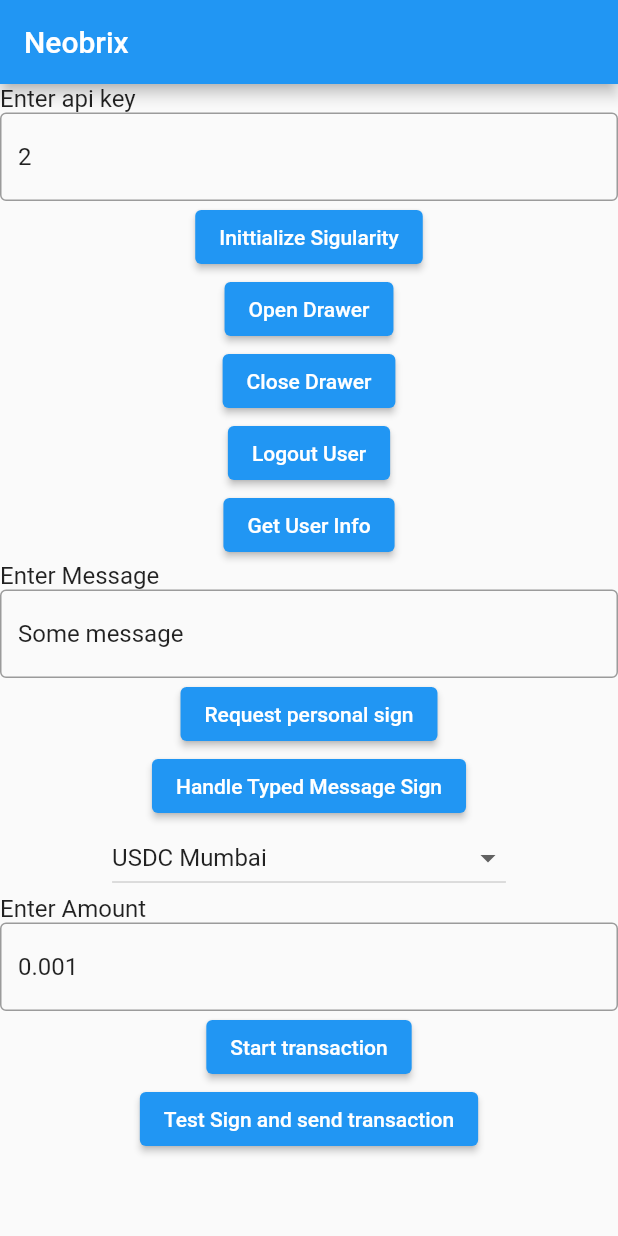
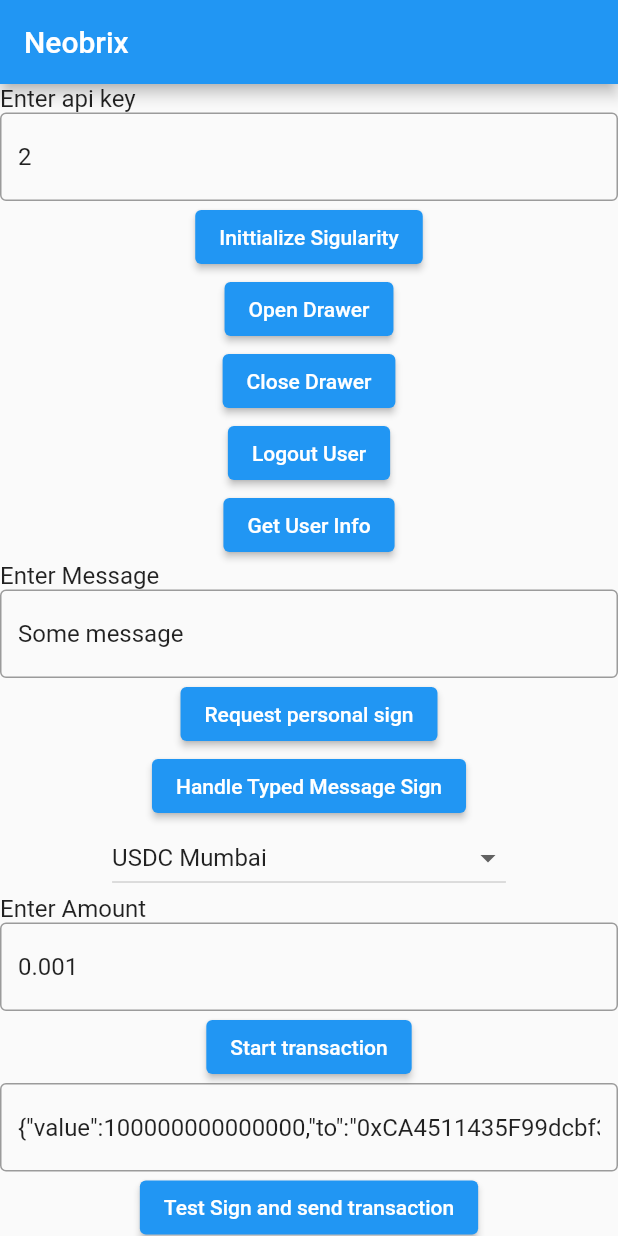
Before and after one commit to coinbrix/singularity-example, a Flutter app: the screen it shows after launch, after a tap on "Test Sign and send transaction", on a phone screen of 412 x 824 dp. Run offline on Flutter 3.47's test engine with Material 2 defaults, Android fonts, the phone set to English and light mode, and no system bars; our stand-ins replace fluttertoast, hex; missing offline and left inert: singularity_flutter.

Commit message:
verison bump

```diff
--- a/lib/main.dart
+++ b/lib/main.dart
@@ -24,6 +24,8 @@ class _MyAppState extends State<MyApp> implements SigularitySDKProtocol, Singula
   late TextEditingController _controller;
   late TextEditingController _personalMessageController;
   late TextEditingController _transactionAmountController;
+  late TextEditingController _signTransactionController;
+  late TextEditingController _signAndSendTransactionController;
 
   String selectedValue = '800011'; // Store the selected value here
 
@@ -34,9 +36,13 @@ class _MyAppState extends State<MyApp> implements SigularitySDKProtocol, Singula
     _controller = TextEditingController();
     _personalMessageController = TextEditingController();
     _transactionAmountController = TextEditingController();
+    _signTransactionController = TextEditingController();
+    _signAndSendTransactionController = TextEditingController();
     _controller.text = "2";
     _personalMessageController.text = "Some message";
     _transactionAmountController.text = "0.001";
+    _signTransactionController.text = '{"value":100000000000000,"to":"0xCA4511435F99dcbf3Ab7cba04C8A16721eB7b894"}';
+    _signAndSendTransactionController.text = '{"value":100000000000000,"to":"0xCA4511435F99dcbf3Ab7cba04C8A16721eB7b894"}';
 
     /// initalize variable of SingularityFlutter
     _gamepay = SingularityFlutter(this);
@@ -47,6 +53,8 @@ class _MyAppState extends State<MyApp> implements SigularitySDKProtocol, Singula
     _controller.dispose();
     _personalMessageController.dispose();
     _transactionAmountController.dispose();
+    _signTransactionController.dispose();
+    _signAndSendTransactionController.dispose();
     super.dispose();
   }
 
@@ -263,41 +271,48 @@ class _MyAppState extends State<MyApp> implements SigularitySDKProtocol, Singula
                   );
                 }
               }, child: Text("Start transaction")),
+              TextField(
+                controller: _signAndSendTransactionController,
+                decoration: const InputDecoration(
+                  border: OutlineInputBorder(),
+                ),
+              ),
               ElevatedButton(onPressed: () async {
                 try{
+                  var txnDataString = _signAndSendTransactionController.text;
+
                   var userData = await _gamepay.getUserInfo();
                   var publicAddress = userData['metaData']['wallet']['accounts']['evmPublicAddress'][0]['publicAddress'];
 
-                  var txnData = {
-                    'from': publicAddress,
-                    'to': '0x17F547ae02a94a0339c4CFE034102423907c4592',
-                    'value': '10000000000000000',
-                  };
-
-                  var signature = await _gamepay.signAndSendTransaction(txnData);
+                  var signature = await _gamepay.signAndSendTransaction(txnDataString);
                   showAlertDialog(context, 'Sign and send result', signature.toString());
 
                 }
-                catch(e){ }
+                catch(e){
+                  debugPrint('Error: ' + e.toString());
+                }
               }, child: Text("Test Sign and send transaction")),
-              // ElevatedButton(onPressed: () async {
-              //   try{
-              //     var userData = await _gamepay.getUserInfo();
-              //     var publicAddress = userData['metaData']['wallet']['accounts']['evmPublicAddress'][0]['publicAddress'];
-              //
-              //     var txnData = {
-              //       'from': publicAddress,
-              //       'gasPrice': '20000000000',
-              //       'gas': '21000',
-              //       'to': '0x17F547ae02a94a0339c4CFE034102423907c4592',
-              //       'value': '1000000000000000000',
-              //     };
-              //
-              //     var signature = await _gamepay.signTransaction(txnData);
-              //     showAlertDialog(context, 'Sign result', signature.toString());
-              //   }
-              //   catch(e){ }
-              // }, child: Text("Test sign transaction"))
+              TextField(
+                controller: _signTransactionController,
+                decoration: const InputDecoration(
+                  border: OutlineInputBorder(),
+                ),
+              ),
+              ElevatedButton(onPressed: () async {
+                try{
+                  var txnDataString = _signTransactionController.text;
+
+                  var userData = await _gamepay.getUserInfo();
+                  var publicAddress = userData['metaData']['wallet']['accounts']['evmPublicAddress'][0]['publicAddress'];
+
+                  var signature = await _gamepay.signTransaction(txnDataString);
+                  showAlertDialog(context, 'Sign result', signature.toString());
+
+                }
+                catch(e){
+                  debugPrint('Error: ' + e.toString());
+                }
+              }, child: Text("Test Sign transaction")),
 
             ],
           )
--- a/pubspec.yaml
+++ b/pubspec.yaml
@@ -23,7 +23,7 @@ dependencies:
   # Use with the CupertinoIcons class for iOS style icons.
   cupertino_icons: ^1.0.2
   crypto: ^3.0.2
-  singularity_flutter: ^1.5.4
+  singularity_flutter: ^1.5.5
   fluttertoast: ^8.1.1
   uuid: ^3.0.4  # Use the latest version of the uuid package
   hex: ^0.2.0
```
